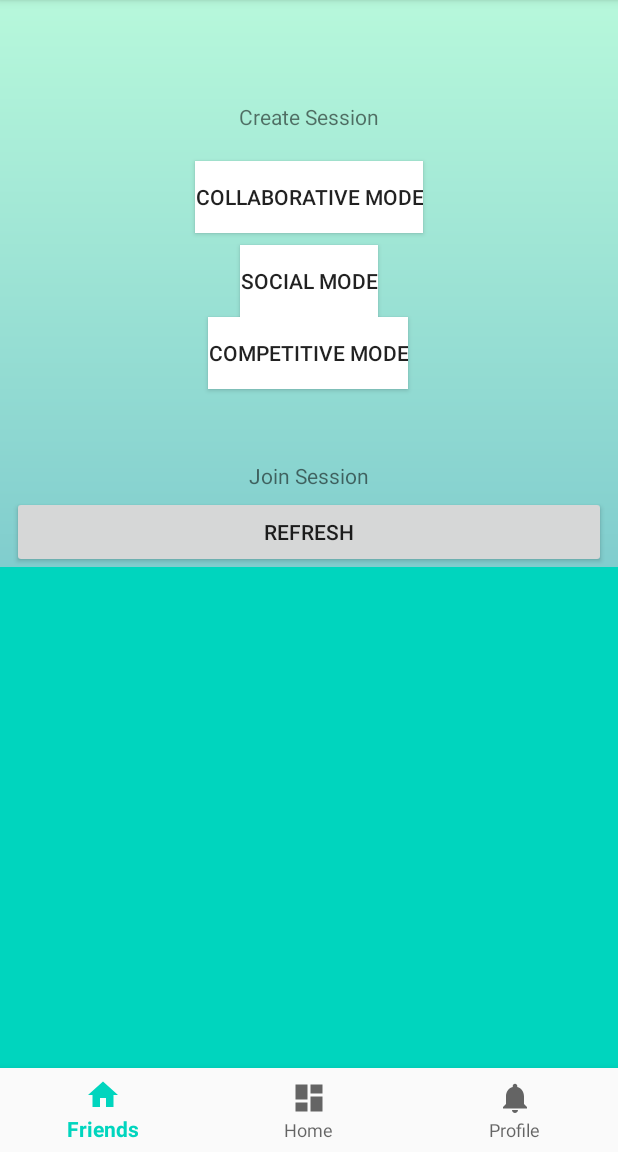
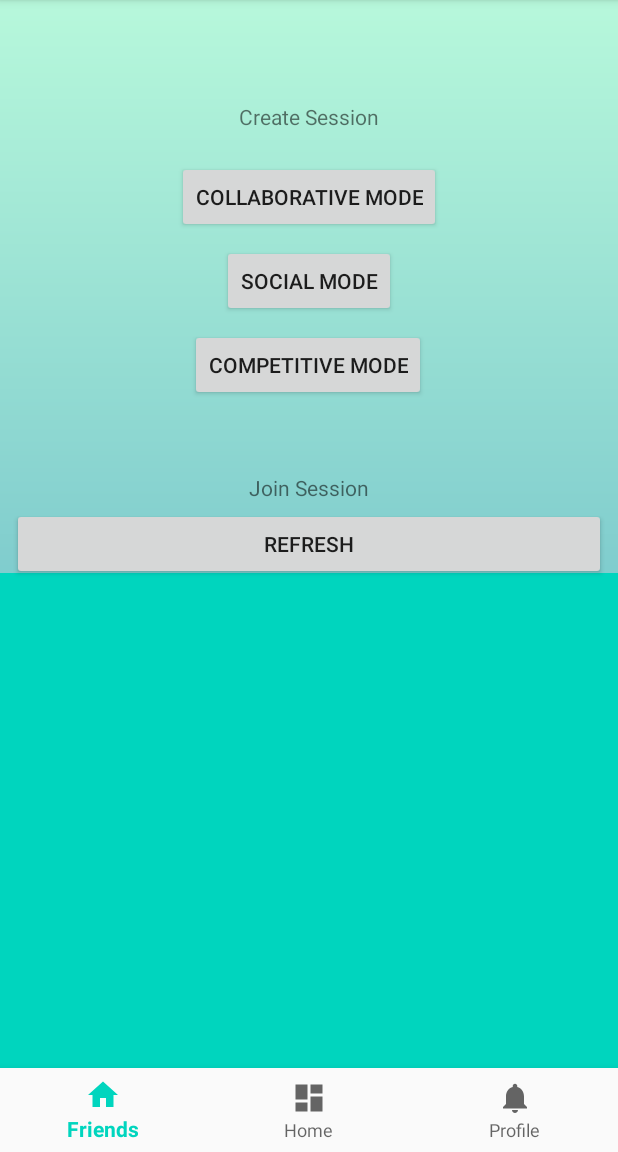
Before and after one commit to Pace-Pal/Pace-Pal-152, an Android app: the SessionFragment screen opened directly, with no data from a screen before it, on a phone screen of 412 x 824 dp, the part 84-1236 px from its top. Run offline under Robolectric (Android 15) with nearby library versions, the phone set to English and light mode, and no system bars; our stand-ins replace Firebase (no records; nobody signed in at launch, a user with empty details on screens opened directly).

Commit message:
QuickFix: Changed Session Menu Buttons
Removes background color for the buttons

```diff
--- a/app/src/main/res/layout/session_menu.xml
+++ b/app/src/main/res/layout/session_menu.xml
@@ -11,9 +11,9 @@
         android:layout_width="wrap_content"
         android:layout_height="0dp"
         android:layout_marginStart="8dp"
+        android:layout_marginTop="8dp"
         android:layout_marginEnd="8dp"
         android:text="Competitive Mode"
-        android:background="@color/transparentWhite"
         app:layout_constraintEnd_toEndOf="parent"
         app:layout_constraintHorizontal_bias="0.497"
         app:layout_constraintStart_toStartOf="parent"
@@ -26,7 +26,6 @@
         android:layout_marginStart="8dp"
         android:layout_marginTop="20dp"
         android:layout_marginEnd="8dp"
-        android:background="@color/transparentWhite"
         android:text="Collaborative Mode"
         app:layout_constraintEnd_toEndOf="parent"
         app:layout_constraintStart_toStartOf="parent"
@@ -39,7 +38,6 @@
         android:layout_marginStart="8dp"
         android:layout_marginTop="8dp"
         android:layout_marginEnd="8dp"
-        android:background="@color/transparentWhite"
         android:text="Social Mode"
         app:layout_constraintEnd_toEndOf="parent"
         app:layout_constraintStart_toStartOf="parent"
--- a/app/src/main/res/values/colors.xml
+++ b/app/src/main/res/values/colors.xml
@@ -1,6 +1,6 @@
 <?xml version="1.0" encoding="utf-8"?>
 <resources>
-    <color name="colorPrimary">#00d5be</color>
+    <color name="colorPrimary">#00D5BE</color>
     <color name="colorPrimaryDark">#00574B</color>
     <color name="colorAccent">#d81b60</color>
     <color name="transparentWhite">#ffffff</color>
```
